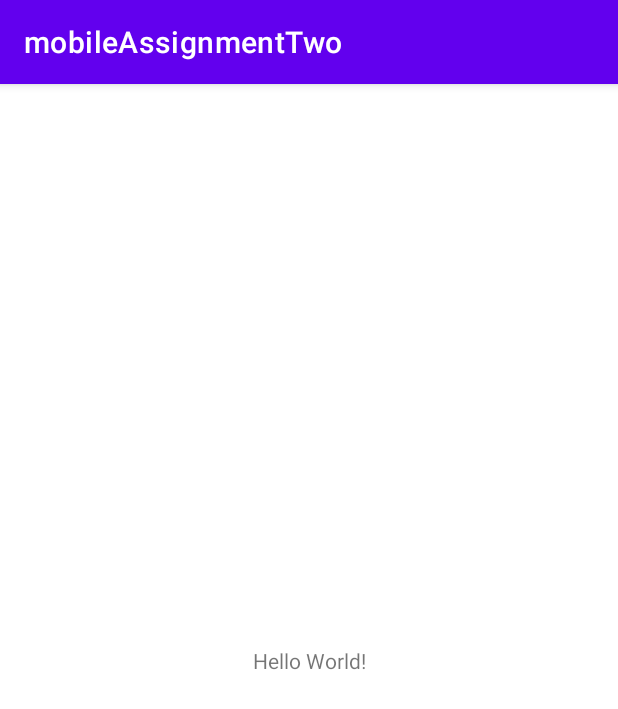
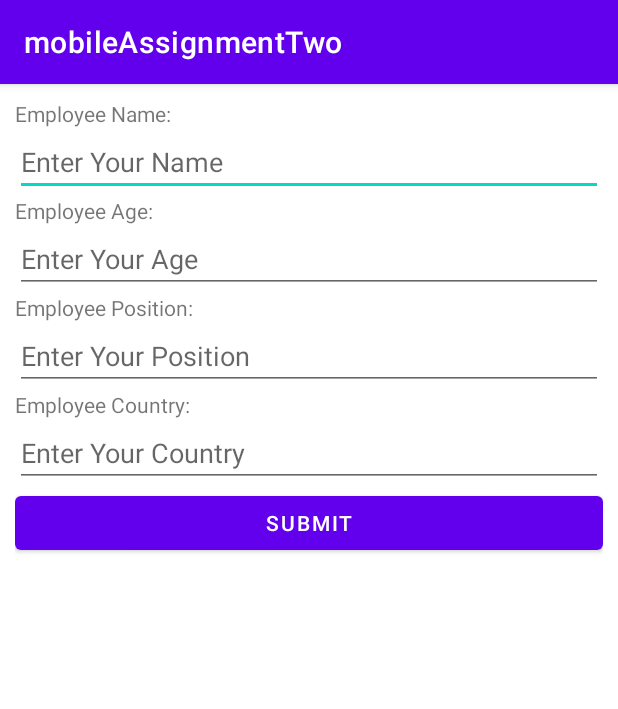
Before and after one commit to danielkim2711/mobile-assignment-two, an Android app: the screen it shows after launch (MainActivity), on a phone screen of 412 x 824 dp. Shown: the top 709 px of the screen. Run offline under Robolectric (Android 15) with nearby library versions, the phone set to English and light mode, and no system bars.

Commit message:
Define employee layout

```diff
--- a/app/src/main/res/layout/activity_main.xml
+++ b/app/src/main/res/layout/activity_main.xml
@@ -1,18 +1,80 @@
 <?xml version="1.0" encoding="utf-8"?>
-<androidx.constraintlayout.widget.ConstraintLayout xmlns:android="http://schemas.android.com/apk/res/android"
+<RelativeLayout xmlns:android="http://schemas.android.com/apk/res/android"
     xmlns:app="http://schemas.android.com/apk/res-auto"
     xmlns:tools="http://schemas.android.com/tools"
     android:layout_width="match_parent"
     android:layout_height="match_parent"
-    tools:context=".MainActivity">
+    tools:context=".MainActivity"
+    android:padding="10dp">
 
     <TextView
+        android:id="@+id/tvEmployeeName"
         android:layout_width="wrap_content"
         android:layout_height="wrap_content"
-        android:text="Hello World!"
-        app:layout_constraintBottom_toBottomOf="parent"
-        app:layout_constraintLeft_toLeftOf="parent"
-        app:layout_constraintRight_toRightOf="parent"
-        app:layout_constraintTop_toTopOf="parent" />
+        android:text="Employee Name:" />
 
-</androidx.constraintlayout.widget.ConstraintLayout>
+    <EditText
+        android:id="@+id/etEmployeeName"
+        android:layout_width="match_parent"
+        android:layout_height="wrap_content"
+        android:layout_below="@+id/tvEmployeeName"
+        android:hint="Enter Your Name" />
+
+    <TextView
+        android:id="@+id/tvEmployeeAge"
+        android:layout_width="wrap_content"
+        android:layout_height="wrap_content"
+        android:layout_below="@+id/etEmployeeName"
+        android:text="Employee Age:" />
+
+    <EditText
+        android:id="@+id/etEmployeeAge"
+        android:layout_width="match_parent"
+        android:layout_height="wrap_content"
+        android:layout_below="@+id/tvEmployeeAge"
+        android:hint="Enter Your Age" />
+
+    <TextView
+        android:id="@+id/tvEmployeePosition"
+        android:layout_width="wrap_content"
+        android:layout_height="wrap_content"
+        android:layout_below="@+id/etEmployeeAge"
+        android:text="Employee Position:" />
+
+    <EditText
+        android:id="@+id/etEmployeePosition"
+        android:layout_width="match_parent"
+        android:layout_height="wrap_content"
+        android:layout_below="@+id/tvEmployeePosition"
+        android:hint="Enter Your Position" />
+
+    <TextView
+        android:id="@+id/tvEmployeeCountry"
+        android:layout_width="wrap_content"
+        android:layout_height="wrap_content"
+        android:layout_below="@+id/etEmployeePosition"
+        android:text="Employee Country:" />
+
+    <EditText
+        android:id="@+id/etEmployeeCountry"
+        android:layout_width="match_parent"
+        android:layout_height="wrap_content"
+        android:layout_below="@+id/tvEmployeeCountry"
+        android:hint="Enter Your Country" />
+
+    <Button
+        android:id="@+id/submitButton"
+        android:layout_width="match_parent"
+        android:layout_height="wrap_content"
+        android:layout_below="@id/etEmployeeCountry"
+        android:text="Submit" />
+
+    <androidx.recyclerview.widget.RecyclerView
+        android:id="@+id/fruitRecyclerView"
+        android:layout_width="wrap_content"
+        android:layout_height="wrap_content"
+        android:layout_below="@id/submitButton">
+
+    </androidx.recyclerview.widget.RecyclerView>
+
+</RelativeLayout>
```
